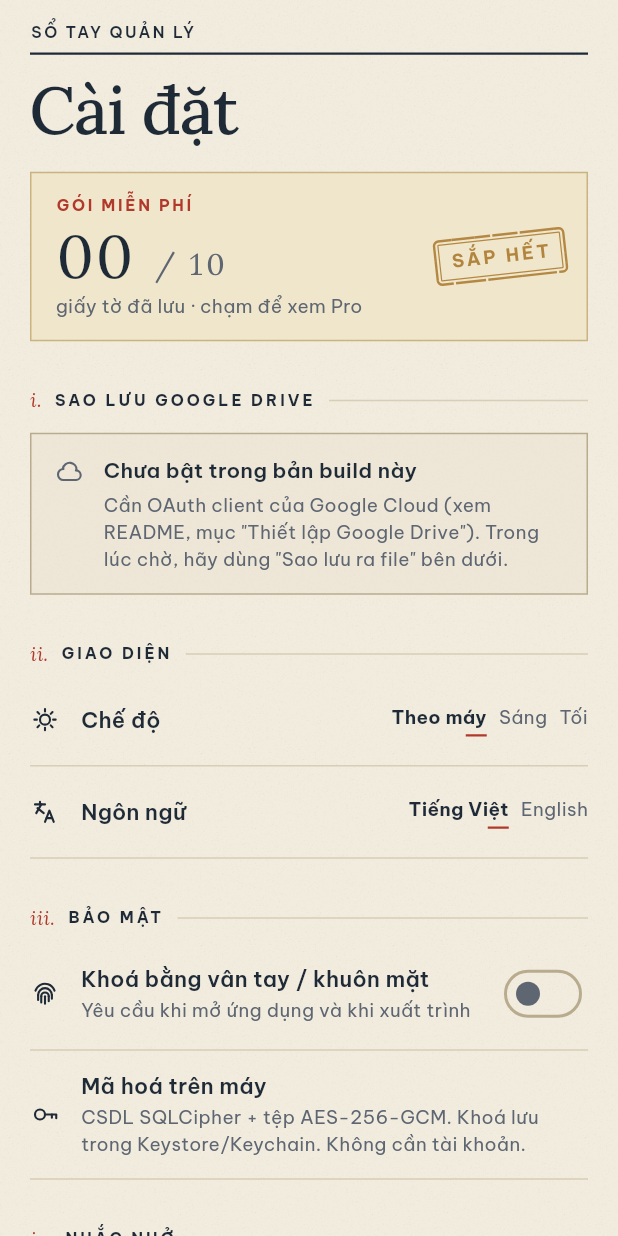
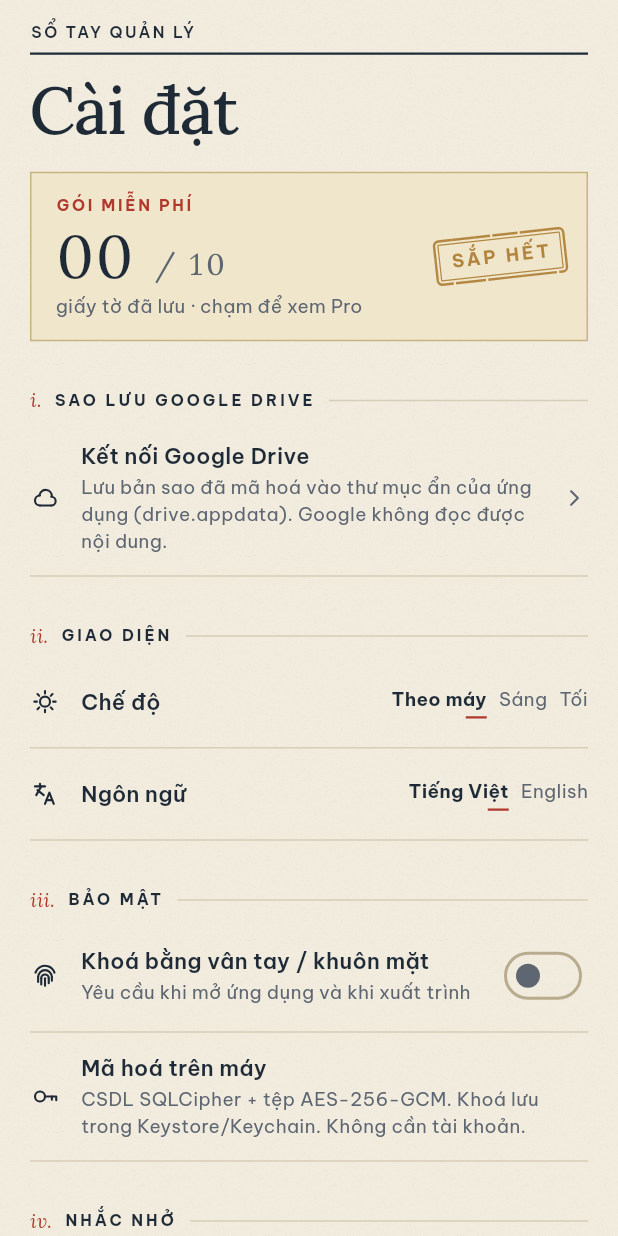
Before and after one commit to gooduselabs/tu-giay-to, a Flutter app: the SettingsScreen screen opened directly, on a phone screen of 412 x 824 dp. Run offline on Flutter 3.47's test engine with Material 3 defaults, Android fonts, the phone set to English and light mode, and no system bars; our stand-ins replace file_picker, flutter_local_notifications, flutter_secure_storage, google_sign_in, image_picker, local_auth and 4 more; missing offline and left inert: cryptography, google_mlkit_text_recognition, pdfx, receive_sharing_intent, screen_brightness, workmanager; accounts and stored records are empty.

Commit message:
v0.2.1: default Google Web client ID for Drive backup

```diff
--- a/lib/config/google_config.dart
+++ b/lib/config/google_config.dart
@@ -1,6 +1,7 @@
 /// Cấu hình Google OAuth cho sao lưu Google Drive.
 ///
-/// KHÔNG có client ID thật trong repo. Truyền khi build:
+/// Client ID không phải bí mật. Mặc định dùng Web client của gooduselabs.
+/// Có thể ghi đè khi build:
 ///   flutter build apk --release \
 ///     --dart-define=GOOGLE_SERVER_CLIENT_ID=xxxx.apps.googleusercontent.com
 ///   flutter build ios --release \
@@ -9,7 +10,8 @@
 /// Xem README, mục "Thiết lập Google Drive".
 class GoogleConfig {
   /// OAuth client loại "Web application" (Android dùng làm serverClientId).
-  static const serverClientId = String.fromEnvironment('GOOGLE_SERVER_CLIENT_ID');
+  static const serverClientId = String.fromEnvironment('GOOGLE_SERVER_CLIENT_ID',
+      defaultValue: '827113929173-iiv4spogrb91qcntqr9hbducdo04fr0l.apps.googleusercontent.com');
 
   /// OAuth client loại "iOS" (bundle id com.gooduselabs.tuGiayTo).
   static const iosClientId = String.fromEnvironment('GOOGLE_IOS_CLIENT_ID');
--- a/pubspec.yaml
+++ b/pubspec.yaml
@@ -16,7 +16,7 @@ publish_to: 'none' # Remove this line if you wish to publish to pub.dev
 # https://developer.apple.com/library/archive/documentation/General/Reference/InfoPlistKeyReference/Articles/CoreFoundationKeys.html
 # In Windows, build-name is used as the major, minor, and patch parts
 # of the product and file versions while build-number is used as the build suffix.
-version: 0.2.0+2
+version: 0.2.1+3
 
 environment:
   sdk: ^3.13.5
```
Also changed, not shown: 1 other file.
